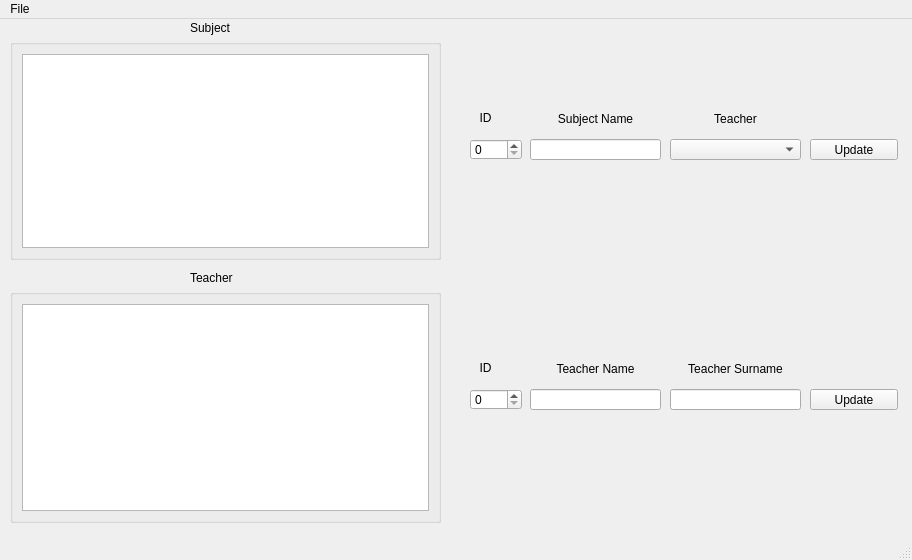
Above: sources/upTS.ui from ice-bit/registro before the change. Below: the same form after it.
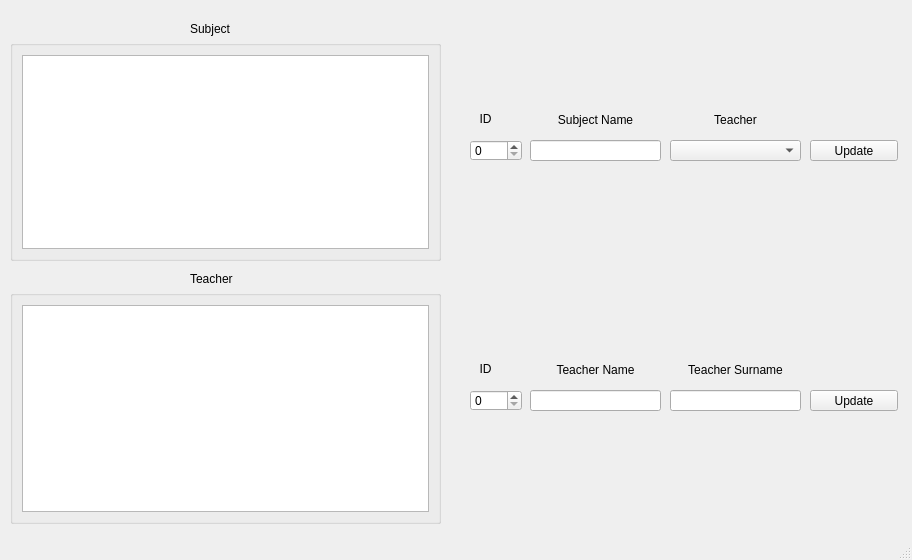
That is the form after the change. Icons and pictures are not drawn.

```diff
--- a/sources/upTS.ui
+++ b/sources/upTS.ui
@@ -22,7 +22,7 @@
     <property name="geometry">
      <rect>
       <x>190</x>
-      <y>250</y>
+      <y>270</y>
       <width>101</width>
       <height>18</height>
      </rect>
@@ -35,7 +35,7 @@
     <property name="geometry">
      <rect>
       <x>190</x>
-      <y>0</y>
+      <y>20</y>
       <width>101</width>
       <height>18</height>
      </rect>
@@ -48,7 +48,7 @@
     <property name="geometry">
      <rect>
       <x>530</x>
-      <y>370</y>
+      <y>390</y>
       <width>131</width>
       <height>21</height>
      </rect>
@@ -58,7 +58,7 @@
     <property name="geometry">
      <rect>
       <x>470</x>
-      <y>370</y>
+      <y>390</y>
       <width>52</width>
       <height>21</height>
      </rect>
@@ -68,7 +68,7 @@
     <property name="geometry">
      <rect>
       <x>670</x>
-      <y>370</y>
+      <y>390</y>
       <width>131</width>
       <height>21</height>
      </rect>
@@ -78,7 +78,7 @@
     <property name="geometry">
      <rect>
       <x>810</x>
-      <y>370</y>
+      <y>390</y>
       <width>88</width>
       <height>21</height>
      </rect>
@@ -91,7 +91,7 @@
     <property name="geometry">
      <rect>
       <x>470</x>
-      <y>340</y>
+      <y>360</y>
       <width>31</width>
       <height>18</height>
      </rect>
@@ -107,7 +107,7 @@
     <property name="geometry">
      <rect>
       <x>530</x>
-      <y>340</y>
+      <y>360</y>
       <width>131</width>
       <height>20</height>
      </rect>
@@ -123,7 +123,7 @@
     <property name="geometry">
      <rect>
       <x>670</x>
-      <y>340</y>
+      <y>360</y>
       <width>131</width>
       <height>20</height>
      </rect>
@@ -139,7 +139,7 @@
     <property name="geometry">
      <rect>
       <x>530</x>
-      <y>90</y>
+      <y>110</y>
       <width>131</width>
       <height>20</height>
      </rect>
@@ -155,7 +155,7 @@
     <property name="geometry">
      <rect>
       <x>470</x>
-      <y>120</y>
+      <y>140</y>
       <width>52</width>
       <height>21</height>
      </rect>
@@ -165,7 +165,7 @@
     <property name="geometry">
      <rect>
       <x>810</x>
-      <y>120</y>
+      <y>140</y>
       <width>88</width>
       <height>21</height>
      </rect>
@@ -178,7 +178,7 @@
     <property name="geometry">
      <rect>
       <x>470</x>
-      <y>90</y>
+      <y>110</y>
       <width>31</width>
       <height>18</height>
      </rect>
@@ -194,7 +194,7 @@
     <property name="geometry">
      <rect>
       <x>670</x>
-      <y>90</y>
+      <y>110</y>
       <width>131</width>
       <height>20</height>
      </rect>
@@ -210,7 +210,7 @@
     <property name="geometry">
      <rect>
       <x>530</x>
-      <y>120</y>
+      <y>140</y>
       <width>131</width>
       <height>21</height>
      </rect>
@@ -220,7 +220,7 @@
     <property name="geometry">
      <rect>
       <x>670</x>
-      <y>120</y>
+      <y>140</y>
       <width>131</width>
       <height>21</height>
      </rect>
@@ -230,7 +230,7 @@
     <property name="geometry">
      <rect>
       <x>360</x>
-      <y>250</y>
+      <y>270</y>
       <width>541</width>
       <height>20</height>
      </rect>
@@ -246,7 +246,7 @@
     <property name="geometry">
      <rect>
       <x>10</x>
-      <y>20</y>
+      <y>40</y>
       <width>431</width>
       <height>221</height>
      </rect>
@@ -271,7 +271,7 @@
     <property name="geometry">
      <rect>
       <x>10</x>
-      <y>270</y>
+      <y>290</y>
       <width>431</width>
       <height>234</height>
      </rect>
@@ -293,23 +293,6 @@
     </layout>
    </widget>
   </widget>
-  <widget class="QMenuBar" name="menubar">
-   <property name="geometry">
-    <rect>
-     <x>0</x>
-     <y>0</y>
-     <width>912</width>
-     <height>30</height>
-    </rect>
-   </property>
-   <widget class="QMenu" name="menuFIle">
-    <property name="title">
-     <string>File</string>
-    </property>
-    <addaction name="actionRefresh"/>
-   </widget>
-   <addaction name="menuFIle"/>
-  </widget>
   <widget class="QStatusBar" name="statusbar"/>
   <action name="actionRefresh">
    <property name="text">
```
